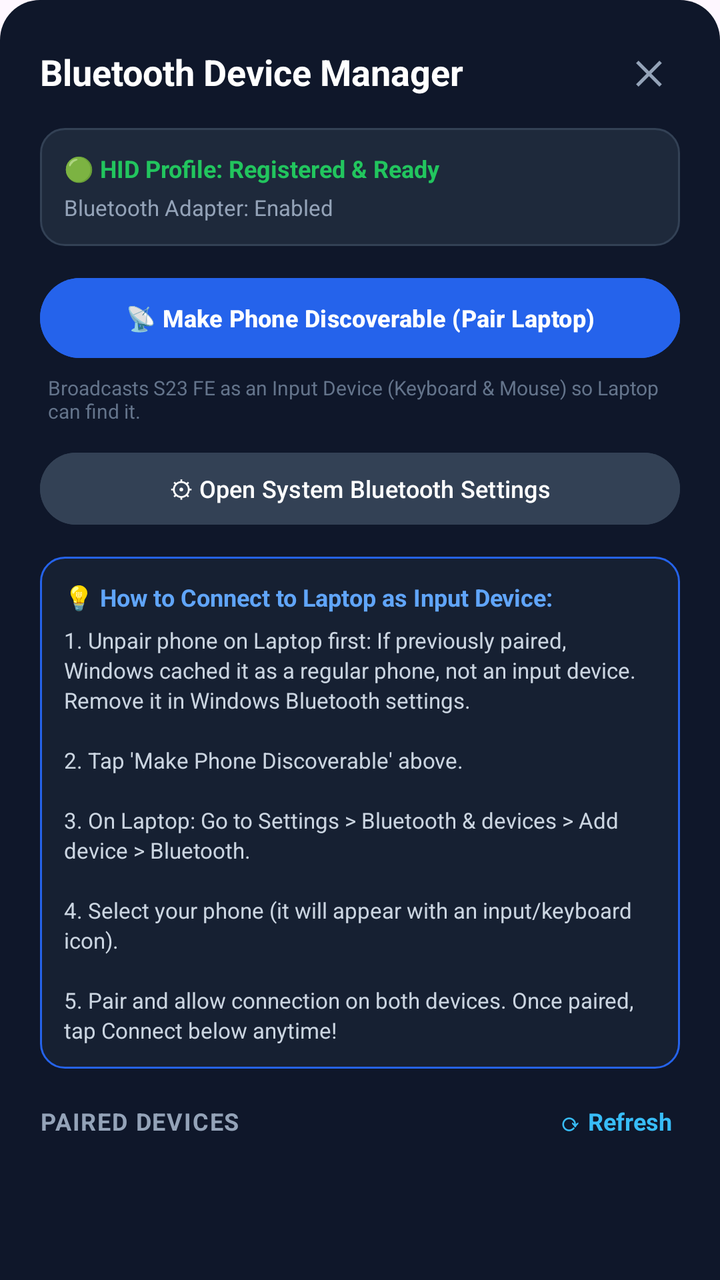
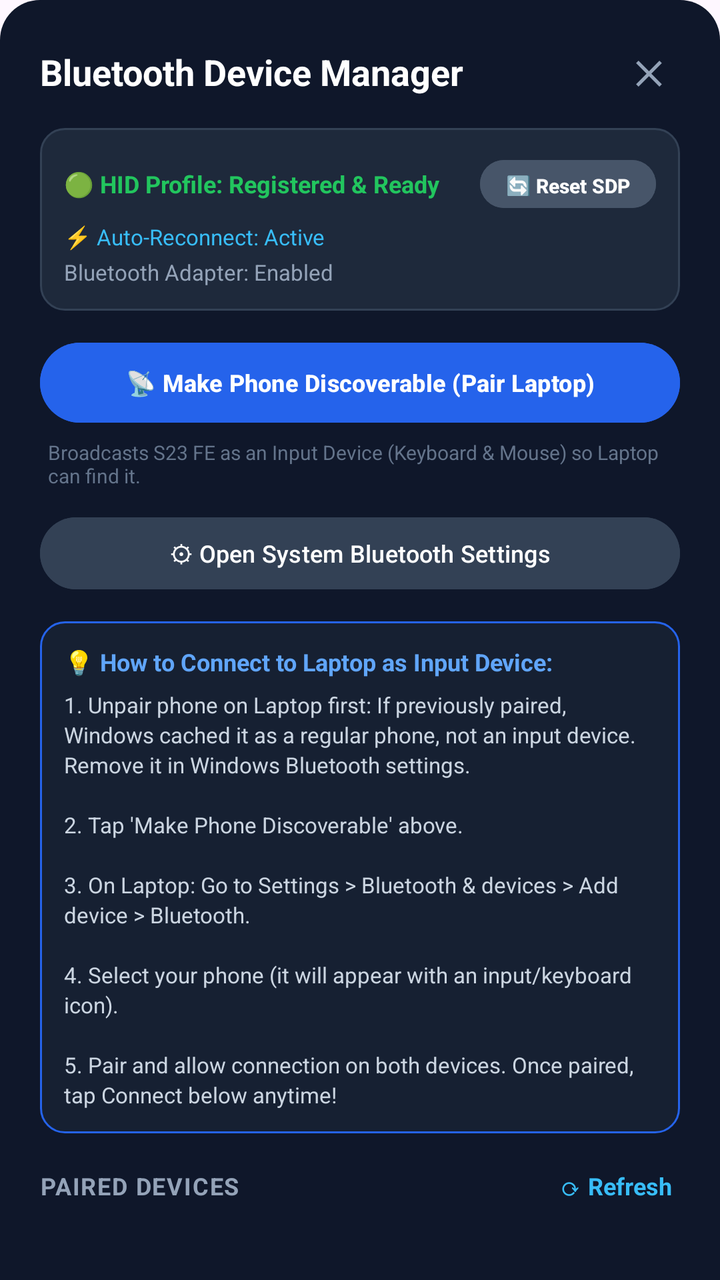

Two renders of the same Android screen: before a commit and after it. Below are the layout's source before the change and the commit's diff.
<!-- AndroidManifest.xml: application theme Theme.Mad_NNM23CS124 -->
<!-- res/layout/dialog_bluetooth_devices.xml -->
<?xml version="1.0" encoding="utf-8"?>
<LinearLayout xmlns:android="http://schemas.android.com/apk/res/android"
    xmlns:app="http://schemas.android.com/apk/res-auto"
    android:layout_width="match_parent"
    android:layout_height="wrap_content"
    android:orientation="vertical"
    android:background="@drawable/bg_dialog_rounded"
    android:padding="20dp">

    
    <LinearLayout
        android:layout_width="match_parent"
        android:layout_height="wrap_content"
        android:orientation="horizontal"
        android:gravity="center_vertical"
        android:paddingBottom="12dp">

        <TextView
            android:layout_width="0dp"
            android:layout_height="wrap_content"
            android:layout_weight="1"
            android:text="Bluetooth Device Manager"
            android:textColor="#FFFFFF"
            android:textSize="18sp"
            android:textStyle="bold" />

        <TextView
            android:id="@+id/btnDialogClose"
            android:layout_width="32dp"
            android:layout_height="32dp"
            android:text="✕"
            android:textColor="#94A3B8"
            android:textSize="16sp"
            android:textStyle="bold"
            android:gravity="center"
            android:clickable="true"
            android:focusable="true" />
    </LinearLayout>

    <ScrollView
        android:layout_width="match_parent"
        android:layout_height="wrap_content"
        android:maxHeight="520dp">

        <LinearLayout
            android:layout_width="match_parent"
            android:layout_height="wrap_content"
            android:orientation="vertical">

            
            <LinearLayout
                android:layout_width="match_parent"
                android:layout_height="wrap_content"
                android:orientation="vertical"
                android:background="@drawable/bg_device_item"
                android:padding="12dp"
                android:layout_marginBottom="12dp">

                <TextView
                    android:id="@+id/tvHidStatus"
                    android:layout_width="wrap_content"
                    android:layout_height="wrap_content"
                    android:text="🟢 HID Profile: Registered &amp; Ready"
                    android:textColor="#22C55E"
                    android:textSize="12sp"
                    android:textStyle="bold" />

                <TextView
                    android:id="@+id/tvBtAdapterStatus"
                    android:layout_width="wrap_content"
                    android:layout_height="wrap_content"
                    android:text="Bluetooth Adapter: Enabled"
                    android:textColor="#94A3B8"
                    android:textSize="11sp"
                    android:paddingTop="4dp" />

                <Button
                    android:id="@+id/btnEnableBt"
                    android:layout_width="wrap_content"
                    android:layout_height="36dp"
                    android:text="Turn On Bluetooth"
                    android:textColor="#FFFFFF"
                    android:textSize="11sp"
                    android:backgroundTint="#2563EB"
                    android:visibility="gone"
                    android:layout_marginTop="6dp" />
            </LinearLayout>

            
            <Button
                android:id="@+id/btnMakeDiscoverable"
                android:layout_width="match_parent"
                android:layout_height="48dp"
                android:text="📡 Make Phone Discoverable (Pair Laptop)"
                android:textColor="#FFFFFF"
                android:textSize="12sp"
                android:textStyle="bold"
                android:singleLine="true"
                android:backgroundTint="#2563EB"
                android:layout_marginBottom="4dp" />

            <TextView
                android:layout_width="match_parent"
                android:layout_height="wrap_content"
                android:text="Broadcasts S23 FE as an Input Device (Keyboard &amp; Mouse) so Laptop can find it."
                android:textColor="#64748B"
                android:textSize="10sp"
                android:paddingStart="4dp"
                android:paddingEnd="4dp"
                android:paddingBottom="10dp" />

            <Button
                android:id="@+id/btnOpenBtSettings"
                android:layout_width="match_parent"
                android:layout_height="44dp"
                android:text="⚙ Open System Bluetooth Settings"
                android:textColor="#FFFFFF"
                android:textSize="12sp"
                android:singleLine="true"
                android:backgroundTint="#334155"
                android:layout_marginBottom="12dp" />

            
            <LinearLayout
                android:id="@+id/layoutGuide"
                android:layout_width="match_parent"
                android:layout_height="wrap_content"
                android:orientation="vertical"
                android:background="@drawable/bg_guide_card"
                android:padding="12dp"
                android:layout_marginBottom="14dp">

                <TextView
                    android:layout_width="match_parent"
                    android:layout_height="wrap_content"
                    android:text="💡 How to Connect to Laptop as Input Device:"
                    android:textColor="#60A5FA"
                    android:textSize="12sp"
                    android:textStyle="bold"
                    android:paddingBottom="6dp" />

                <TextView
                    android:layout_width="match_parent"
                    android:layout_height="wrap_content"
                    android:text="1. Unpair phone on Laptop first: If previously paired, Windows cached it as a regular phone, not an input device. Remove it in Windows Bluetooth settings.\n\n2. Tap 'Make Phone Discoverable' above.\n\n3. On Laptop: Go to Settings > Bluetooth &amp; devices > Add device > Bluetooth.\n\n4. Select your phone (it will appear with an input/keyboard icon).\n\n5. Pair and allow connection on both devices. Once paired, tap Connect below anytime!"
                    android:textColor="#CBD5E1"
                    android:textSize="11sp"
                    android:lineSpacingExtra="2dp" />
            </LinearLayout>

            
            <LinearLayout
                android:layout_width="match_parent"
                android:layout_height="wrap_content"
                android:orientation="horizontal"
                android:gravity="center_vertical"
                android:paddingBottom="8dp">

                <TextView
                    android:layout_width="0dp"
                    android:layout_height="wrap_content"
                    android:layout_weight="1"
                    android:text="PAIRED DEVICES"
                    android:textColor="#94A3B8"
                    android:textSize="12sp"
                    android:textStyle="bold"
                    android:letterSpacing="0.05" />

                <TextView
                    android:id="@+id/btnRefreshDevices"
                    android:layout_width="wrap_content"
                    android:layout_height="wrap_content"
                    android:text="⟳ Refresh"
                    android:textColor="#38BDF8"
                    android:textSize="12sp"
                    android:textStyle="bold"
                    android:padding="4dp"
                    android:clickable="true"
                    android:focusable="true" />
            </LinearLayout>

            
            <LinearLayout
                android:id="@+id/llDeviceList"
                android:layout_width="match_parent"
                android:layout_height="wrap_content"
                android:orientation="vertical" />

            
            <LinearLayout
                android:id="@+id/layoutEmptyState"
                android:layout_width="match_parent"
                android:layout_height="wrap_content"
                android:orientation="vertical"
                android:gravity="center"
                android:background="@drawable/bg_device_item"
                android:padding="20dp"
                android:visibility="gone">

                <TextView
                    android:layout_width="wrap_content"
                    android:layout_height="wrap_content"
                    android:text="No paired Bluetooth devices found"
                    android:textColor="#FFFFFF"
                    android:textSize="13sp"
                    android:textStyle="bold" />

                <TextView
                    android:layout_width="wrap_content"
                    android:layout_height="wrap_content"
                    android:text="Tap 'Make Phone Discoverable' above and pair from your Laptop."
                    android:textColor="#94A3B8"
                    android:textSize="11sp"
                    android:gravity="center"
                    android:paddingTop="4dp" />
            </LinearLayout>

        </LinearLayout>
    </ScrollView>

</LinearLayout>
<!-- resources referenced by this layout -->
<resources>
  <!-- drawable bg_device_item (drawable) -->
  <?xml version="1.0" encoding="utf-8"?>
  <shape xmlns:android="http://schemas.android.com/apk/res/android"
      android:shape="rectangle">
      <solid android:color="#1E293B" />
      <corners android:radius="12dp" />
      <stroke android:width="1dp" android:color="#334155" />
  </shape>
  <!-- drawable bg_dialog_rounded (drawable) -->
  <?xml version="1.0" encoding="utf-8"?>
  <shape xmlns:android="http://schemas.android.com/apk/res/android"
      android:shape="rectangle">
      <solid android:color="#0F172A" />
      <corners android:topLeftRadius="20dp" android:topRightRadius="20dp" />
  </shape>
  <!-- drawable bg_guide_card (drawable) -->
  <?xml version="1.0" encoding="utf-8"?>
  <shape xmlns:android="http://schemas.android.com/apk/res/android"
      android:shape="rectangle">
      <solid android:color="#162032" />
      <corners android:radius="12dp" />
      <stroke android:width="1dp" android:color="#2563EB" />
  </shape>
  <style name="Theme.Mad_NNM23CS124" parent="Base.Theme.Mad_NNM23CS124" />
  <style name="Base.Theme.Mad_NNM23CS124" parent="Theme.Material3.DayNight.NoActionBar">
          
          
      </style>
</resources>

<!-- the commit's change to res/layout/dialog_bluetooth_devices.xml (unified diff, before → after) -->
@@ -56,14 +56,43 @@
                 android:padding="12dp"
                 android:layout_marginBottom="12dp">
 
-                <TextView
-                    android:id="@+id/tvHidStatus"
-                    android:layout_width="wrap_content"
-                    android:layout_height="wrap_content"
-                    android:text="🟢 HID Profile: Registered &amp; Ready"
-                    android:textColor="#22C55E"
-                    android:textSize="12sp"
-                    android:textStyle="bold" />
+                <LinearLayout
+                    android:layout_width="match_parent"
+                    android:layout_height="wrap_content"
+                    android:orientation="horizontal"
+                    android:gravity="center_vertical">
+
+                    <TextView
+                        android:id="@+id/tvHidStatus"
+                        android:layout_width="0dp"
+                        android:layout_height="wrap_content"
+                        android:layout_weight="1"
+                        android:text="🟢 HID Profile: Registered &amp; Ready"
+                        android:textColor="#22C55E"
+                        android:textSize="12sp"
+                        android:textStyle="bold" />
+
+                    <Button
+                        android:id="@+id/btnResetHid"
+                        android:layout_width="wrap_content"
+                        android:layout_height="32dp"
+                        android:text="🔄 Reset SDP"
+                        android:textColor="#FFFFFF"
+                        android:textSize="10sp"
+                        android:textStyle="bold"
+                        android:backgroundTint="#475569"
+                        android:paddingStart="8dp"
+                        android:paddingEnd="8dp" />
+                </LinearLayout>
+
+                <TextView
+                    android:id="@+id/tvAutoReconnectStatus"
+                    android:layout_width="wrap_content"
+                    android:layout_height="wrap_content"
+                    android:text="⚡ Auto-Reconnect: Active"
+                    android:textColor="#38BDF8"
+                    android:textSize="11sp"
+                    android:paddingTop="3dp" />
 
                 <TextView
                     android:id="@+id/tvBtAdapterStatus"
@@ -72,7 +101,7 @@
                     android:text="Bluetooth Adapter: Enabled"
                     android:textColor="#94A3B8"
                     android:textSize="11sp"
-                    android:paddingTop="4dp" />
+                    android:paddingTop="3dp" />
 
                 <Button
                     android:id="@+id/btnEnableBt"
